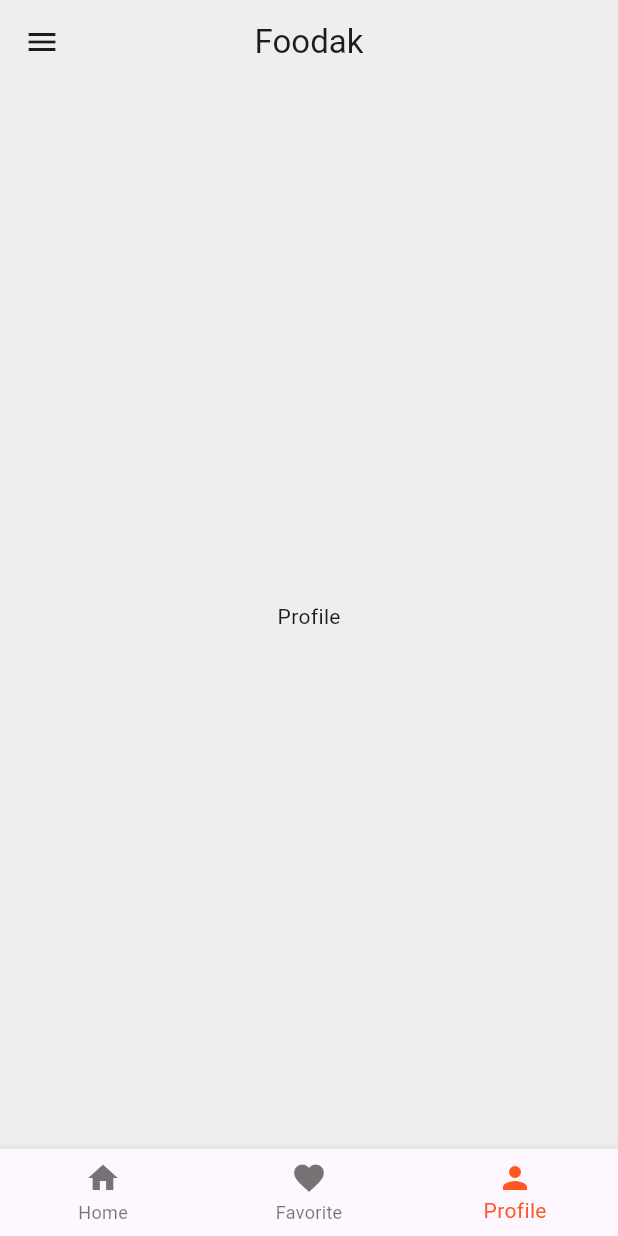
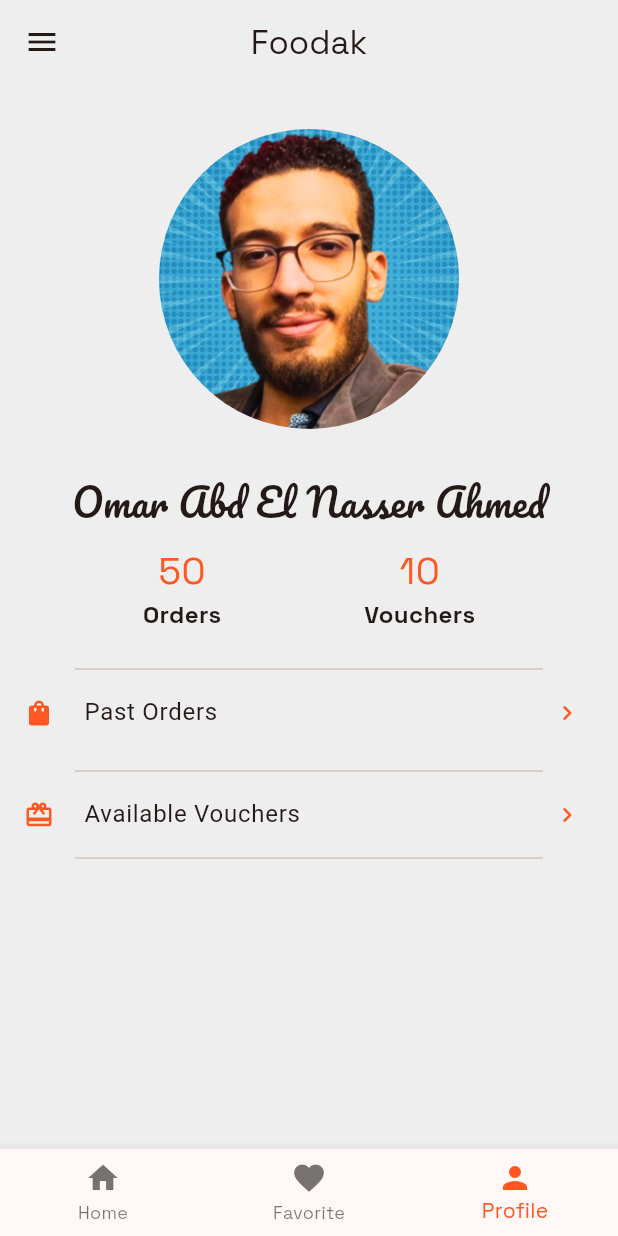
Before and after one commit to Rivai98/Food-Delivery-App, a Flutter app: the screen it shows after launch, item 3 of the bottom bar chosen, on a phone screen of 412 x 824 dp. Run offline on Flutter 3.47's test engine with Material 3 defaults, Android fonts, the phone set to English and light mode, and no system bars; network calls fail; Roboto replaces fonts that are missing (SpaceGrotesk).

Commit message:
Add Profile Page and Theme

```diff
--- a/lib/main.dart
+++ b/lib/main.dart
@@ -12,6 +12,22 @@ class MyApp extends StatelessWidget {
   Widget build(BuildContext context) {
     return MaterialApp(
       debugShowCheckedModeBanner: false,
+
+      theme: ThemeData(
+        fontFamily: 'Space Grotesk',
+        useMaterial3: true,
+        colorScheme: ColorScheme.fromSeed(seedColor: Colors.deepOrange),
+        primaryColor: Colors.deepOrange,
+        drawerTheme: DrawerThemeData(
+          backgroundColor: Colors.white,
+          surfaceTintColor: Colors.deepOrange,
+        ),
+        appBarTheme: AppBarTheme(backgroundColor: Colors.grey[200]),
+        scaffoldBackgroundColor: Colors.grey[200],
+        bottomNavigationBarTheme: BottomNavigationBarThemeData(
+          selectedItemColor: Colors.deepOrange,
+        ),
+      ),
       home: BottomNavBarPage(),
     );
   }
--- a/lib/pages/bottom_navbar.dart
+++ b/lib/pages/bottom_navbar.dart
@@ -1,6 +1,7 @@
 import 'package:flutter/material.dart';
 import 'package:food_delivery/pages/favorite_page.dart';
 import 'package:food_delivery/pages/home_page.dart';
+import 'package:food_delivery/pages/profile_page.dart';
 
 class BottomNavBarPage extends StatefulWidget {
   const BottomNavBarPage({super.key});
@@ -23,21 +24,17 @@ class _BottomNavBarPageState extends State<BottomNavBarPage> {
     });
   }
 
-  List<Widget> bodyChildern = [
-    HomePage(),
-    FavoritePage(),
-    Center(child: Text("Profile")),
-  ];
+  List<Widget> bodyChildern = [HomePage(), FavoritePage(), AccountPage()];
 
   @override
   Widget build(BuildContext context) {
     return Scaffold(
-      backgroundColor: Colors.grey[200],
+      /* backgroundColor: Colors.grey[200], */
       drawer: Drawer(
         child: ListView(
           children: [
             DrawerHeader(
-              decoration: BoxDecoration(color: Colors.blue),
+              decoration: BoxDecoration(color: Theme.of(context).primaryColor),
               child: Text("Menu", style: TextStyle(color: Colors.white)),
             ),
             ListTile(leading: Icon(Icons.message), title: Text("Messages")),
@@ -48,11 +45,7 @@ class _BottomNavBarPageState extends State<BottomNavBarPage> {
         ),
       ),
 
-      appBar: AppBar(
-        title: Text("Foodak"),
-        backgroundColor: Colors.grey[200],
-        centerTitle: true,
-      ),
+      appBar: AppBar(title: Text("Foodak"), centerTitle: true),
 
       body: bodyChildern[_selectedIndex],
       bottomNavigationBar: BottomNavigationBar(
@@ -66,7 +59,7 @@ class _BottomNavBarPageState extends State<BottomNavBarPage> {
         ],
         currentIndex: _selectedIndex,
         onTap: _onTappedIndex,
-        selectedItemColor: Colors.deepOrange,
+        /* selectedItemColor: Theme.of(context).primaryColor, */
       ),
     );
   }
--- a/lib/pages/favorite_page.dart
+++ b/lib/pages/favorite_page.dart
@@ -65,7 +65,7 @@ class _FavoritePageState extends State<FavoritePage> {
                             "\$ ${filteredFoodItem[index].price}",
                             style: TextStyle(
                               fontSize: 16.0,
-                              color: Colors.deepOrange,
+                              color: Theme.of(context).primaryColor,
                               fontWeight: FontWeight.w600,
                             ),
                           ),
@@ -82,7 +82,7 @@ class _FavoritePageState extends State<FavoritePage> {
                         });
                       },
 
-                      color: Colors.deepOrange,
+                      color: Theme.of(context).primaryColor,
                       icon: Icon(Icons.favorite),
                       iconSize: 30,
                     ),
--- /dev/null
+++ b/lib/pages/profile_page.dart
@@ -0,0 +1,87 @@
+import 'package:flutter/material.dart';
+
+class AccountPage extends StatelessWidget {
+  const AccountPage({super.key});
+
+  @override
+  Widget build(BuildContext context) {
+    return SingleChildScrollView(
+      child: Column(
+        children: [
+          Padding(
+            padding: const EdgeInsets.symmetric(horizontal: 20, vertical: 30),
+            child: Center(
+              child: CircleAvatar(
+                radius: 100,
+                backgroundImage: AssetImage("assets/images/omar.png"),
+              ),
+            ),
+          ),
+
+          Text(
+            "Omar Abd El Nasser Ahmed",
+            style: TextStyle(fontSize: 25.0, fontFamily: 'Pacifico'),
+          ),
+          const SizedBox(height: 10.0),
+          Row(
+            mainAxisAlignment: MainAxisAlignment.spaceEvenly,
+            children: [
+              orderItemVoucher(50, "Orders", context),
+              orderItemVoucher(10, "Vouchers", context),
+            ],
+          ),
+          SizedBox(height: 24.0),
+          Divider(height: 2, indent: 50.0, endIndent: 50.0),
+          onTappedProFile(
+            context,
+            leadingIcon: Icons.shopping_bag,
+            title: "Past Orders",
+          ),
+          SizedBox(height: 10),
+          Divider(height: 2, indent: 50.0, endIndent: 50.0),
+          onTappedProFile(
+            context,
+            leadingIcon: Icons.card_giftcard,
+            title: "Available Vouchers",
+          ),
+          Divider(height: 2, indent: 50.0, endIndent: 50.0),
+        ],
+      ),
+    );
+  }
+}
+
+Widget orderItemVoucher(int number, String type, BuildContext context) {
+  return Column(
+    children: [
+      Text(
+        number.toString(),
+        style: TextStyle(color: Theme.of(context).primaryColor, fontSize: 25.0),
+      ),
+      Text(type, style: TextStyle(fontSize: 16.0, fontWeight: FontWeight.bold)),
+    ],
+  );
+}
+
+Widget onTappedProFile(
+  BuildContext context, {
+  required IconData leadingIcon,
+  required String title,
+  String? subtitle,
+}) {
+  return ListTile(
+    onTap: () => debugPrint("$title clicked"),
+    leading: Icon(
+      leadingIcon,
+      color: Theme.of(context).primaryColor,
+      size: 20.0,
+    ),
+    title: Text(title, style: TextStyle(fontFamily: 'SpaceGrotesk')),
+    subtitle: subtitle != null ? Text(subtitle) : null,
+    trailing: Icon(
+      Icons.chevron_right_rounded,
+      size: 20,
+      color: Theme.of(context).primaryColor,
+    ),
+  );
+}
--- a/lib/widgets/food_grid_item.dart
+++ b/lib/widgets/food_grid_item.dart
@@ -29,7 +29,7 @@ class _FoodGridItemState extends State<FoodGridItem> {
                 ClipRRect(
                   borderRadius: BorderRadius.circular(10.0),
                   child: Image.network(
-                   food[widget.foodIndex].imgUrl ,
+                    food[widget.foodIndex].imgUrl,
                     width: 100,
                     height: 100.0,
                   ),
@@ -38,7 +38,10 @@ class _FoodGridItemState extends State<FoodGridItem> {
                   onTap:
                       () => {
                         setState(() {
-                          food[widget.foodIndex]= food[widget.foodIndex].copyWith(isFavourite: !food[widget.foodIndex].isFavourite) ;
+                          food[widget
+                              .foodIndex] = food[widget.foodIndex].copyWith(
+                            isFavourite: !food[widget.foodIndex].isFavourite,
+                          );
                         }),
                       },
                   child: Align(
@@ -47,7 +50,7 @@ class _FoodGridItemState extends State<FoodGridItem> {
                       food[widget.foodIndex].isFavourite
                           ? Icons.favorite
                           : Icons.favorite_border,
-                      color: Colors.deepOrange,
+                      color: Theme.of(context).primaryColor,
                     ),
                   ),
                 ),
@@ -61,7 +64,7 @@ class _FoodGridItemState extends State<FoodGridItem> {
             SizedBox(height: 3.0),
             Text(
               "\$ ${food[widget.foodIndex].price}",
-              style: TextStyle(color: Colors.deepOrange),
+              style: TextStyle(color: Theme.of(context).primaryColor),
             ),
           ],
         ),
```
Also changed, not shown: pubspec.yaml (+12 -11 lines), assets/fonts/Pacifico-Regular.ttf (added), assets/fonts/SpaceGrotesk-VariableFont_wght.ttf (added), assets/images/omar.png (added).
